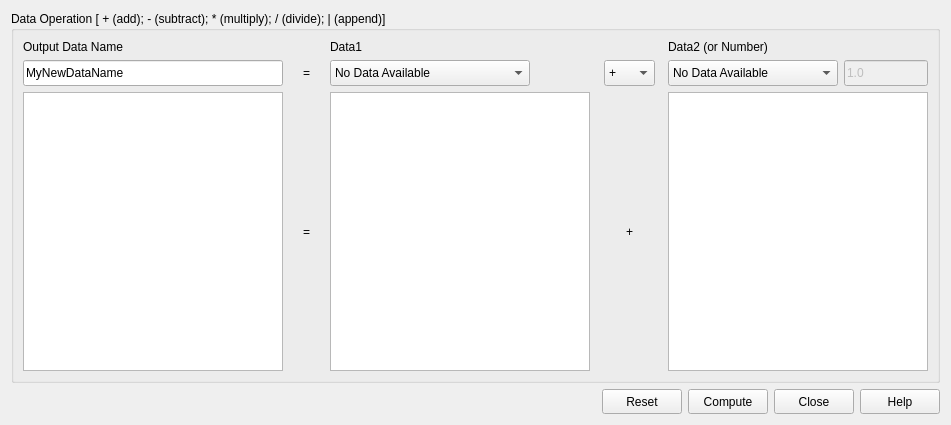
Old version of the form src/sas/qtgui/Calculators/UI/DataOperationUtilityUI.ui in the repository SasView/sasview.
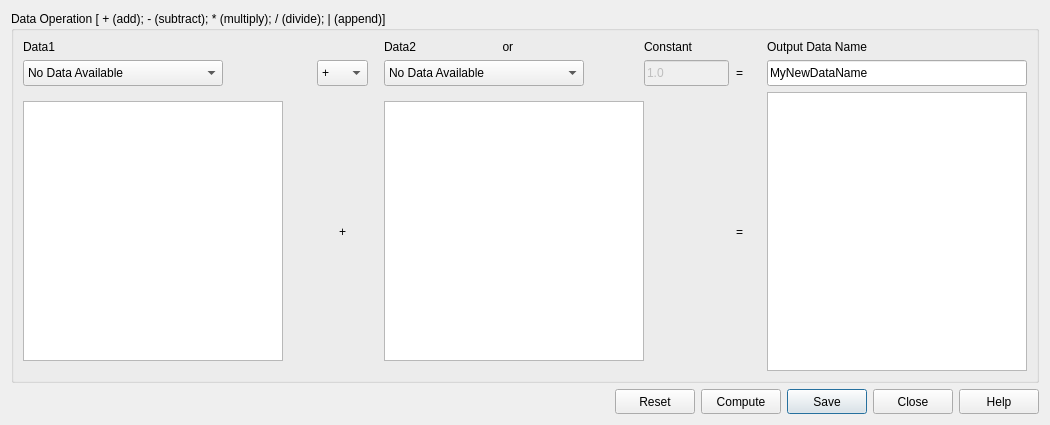
New version of the form. Icons and pictures are not drawn.

Commit message: Plot graphs into embedded tabs

Patch:
```diff
--- a/src/sas/qtgui/Calculators/UI/DataOperationUtilityUI.ui
+++ b/src/sas/qtgui/Calculators/UI/DataOperationUtilityUI.ui
@@ -6,7 +6,7 @@
    <rect>
     <x>0</x>
     <y>0</y>
-    <width>951</width>
+    <width>1050</width>
     <height>425</height>
    </rect>
   </property>
@@ -18,13 +18,13 @@
   </property>
   <property name="minimumSize">
    <size>
-    <width>951</width>
+    <width>1050</width>
     <height>425</height>
    </size>
   </property>
   <property name="maximumSize">
    <size>
-    <width>951</width>
+    <width>1050</width>
     <height>425</height>
    </size>
   </property>
@@ -36,6 +36,103 @@
     <normaloff>:/res/ball.ico</normaloff>:/res/ball.ico</iconset>
   </property>
   <layout class="QGridLayout" name="gridLayout_3">
+   <item row="1" column="0">
+    <layout class="QHBoxLayout" name="horizontalLayout">
+     <item>
+      <spacer name="horizontalSpacer">
+       <property name="orientation">
+        <enum>Qt::Orientation::Horizontal</enum>
+       </property>
+       <property name="sizeHint" stdset="0">
+        <size>
+         <width>40</width>
+         <height>20</height>
+        </size>
+       </property>
+      </spacer>
+     </item>
+     <item>
+      <widget class="QPushButton" name="cmdReset">
+       <property name="minimumSize">
+        <size>
+         <width>75</width>
+         <height>25</height>
+        </size>
+       </property>
+       <property name="text">
+        <string>Reset</string>
+       </property>
+       <property name="autoDefault">
+        <bool>false</bool>
+       </property>
+      </widget>
+     </item>
+     <item>
+      <widget class="QPushButton" name="cmdCompute">
+       <property name="minimumSize">
+        <size>
+         <width>75</width>
+         <height>25</height>
+        </size>
+       </property>
+       <property name="toolTip">
+        <string>Generate the Data and send to Data Explorer.</string>
+       </property>
+       <property name="text">
+        <string>Compute</string>
+       </property>
+       <property name="autoDefault">
+        <bool>false</bool>
+       </property>
+      </widget>
+     </item>
+     <item>
+      <widget class="QPushButton" name="cmdSave">
+       <property name="minimumSize">
+        <size>
+         <width>75</width>
+         <height>25</height>
+        </size>
+       </property>
+       <property name="text">
+        <string>Save</string>
+       </property>
+      </widget>
+     </item>
+     <item>
+      <widget class="QPushButton" name="cmdClose">
+       <property name="minimumSize">
+        <size>
+         <width>75</width>
+         <height>25</height>
+        </size>
+       </property>
+       <property name="text">
+        <string>Close</string>
+       </property>
+      </widget>
+     </item>
+     <item>
+      <widget class="QPushButton" name="cmdHelp">
+       <property name="minimumSize">
+        <size>
+         <width>75</width>
+         <height>25</height>
+        </size>
+       </property>
+       <property name="toolTip">
+        <string>Get help on Data Operations.</string>
+       </property>
+       <property name="text">
+        <string>Help</string>
+       </property>
+       <property name="autoDefault">
+        <bool>false</bool>
+       </property>
+      </widget>
+     </item>
+    </layout>
+   </item>
    <item row="0" column="0">
     <widget class="QGroupBox" name="groupBox">
      <property name="sizePolicy">
@@ -46,13 +143,13 @@
      </property>
      <property name="minimumSize">
       <size>
-       <width>870</width>
+       <width>1000</width>
        <height>361</height>
       </size>
      </property>
      <property name="maximumSize">
       <size>
-       <width>950</width>
+       <width>1040</width>
        <height>400</height>
       </size>
      </property>
@@ -62,21 +159,50 @@
      <layout class="QGridLayout" name="gridLayout_2">
       <item row="0" column="0">
        <layout class="QGridLayout" name="gridLayout">
-        <item row="0" column="0">
-         <widget class="QLabel" name="lblOutputDataName">
-          <property name="text">
-           <string>Output Data Name</string>
+        <property name="horizontalSpacing">
+         <number>0</number>
+        </property>
+        <item row="1" column="9">
+         <widget class="QComboBox" name="cbData2">
+          <property name="minimumSize">
+           <size>
+            <width>170</width>
+            <height>26</height>
+           </size>
           </property>
+          <property name="maximumSize">
+           <size>
+            <width>200</width>
+            <height>30</height>
+           </size>
+          </property>
+          <property name="editable">
+           <bool>false</bool>
+          </property>
+          <item>
+           <property name="text">
+            <string>No Data Available</string>
+           </property>
+          </item>
          </widget>
         </item>
-        <item row="0" column="8">
-         <widget class="QLabel" name="lblData2OrNumber">
+        <item row="1" column="12">
+         <widget class="QLabel" name="lblEqual">
+          <property name="minimumSize">
+           <size>
+            <width>21</width>
+            <height>21</height>
+           </size>
+          </property>
           <property name="text">
-           <string>Data2 (or Number)</string>
+           <string>=</string>
           </property>
+          <property name="alignment">
+           <set>Qt::AlignmentFlag::AlignCenter</set>
+          </property>
          </widget>
         </item>
-        <item row="3" column="2">
+        <item row="3" column="12">
          <widget class="QLabel" name="lblBigEqual">
           <property name="minimumSize">
            <size>
@@ -92,21 +218,8 @@
           </property>
          </widget>
         </item>
-        <item row="3" column="7">
-         <spacer name="horizontalSpacer_5">
-          <property name="orientation">
-           <enum>Qt::Horizontal</enum>
-          </property>
-          <property name="sizeHint" stdset="0">
-           <size>
-            <width>40</width>
-            <height>20</height>
-           </size>
-          </property>
-         </spacer>
-        </item>
-        <item row="3" column="0">
-         <widget class="QGraphicsView" name="graphOutput">
+        <item row="3" column="2">
+         <widget class="QGraphicsView" name="graphData1">
           <property name="minimumSize">
            <size>
             <width>260</width>
@@ -115,8 +228,8 @@
           </property>
           <property name="maximumSize">
            <size>
-            <width>300</width>
-            <height>300</height>
+            <width>260</width>
+            <height>260</height>
            </size>
           </property>
           <property name="focusPolicy">
@@ -124,50 +237,7 @@
           </property>
          </widget>
         </item>
-        <item row="1" column="4">
-         <widget class="QComboBox" name="cbData1">
-          <property name="minimumSize">
-           <size>
-            <width>170</width>
-            <height>26</height>
-           </size>
-          </property>
-          <property name="maximumSize">
-           <size>
-            <width>200</width>
-            <height>30</height>
-           </size>
-          </property>
-          <property name="baseSize">
-           <size>
-            <width>0</width>
-            <height>26</height>
-           </size>
-          </property>
-          <property name="editable">
-           <bool>false</bool>
-          </property>
-          <item>
-           <property name="text">
-            <string>No Data Available</string>
-           </property>
-          </item>
-         </widget>
-        </item>
-        <item row="3" column="5">
-         <spacer name="horizontalSpacer_3">
-          <property name="orientation">
-           <enum>Qt::Horizontal</enum>
-          </property>
-          <property name="sizeHint" stdset="0">
-           <size>
-            <width>40</width>
-            <height>20</height>
-           </size>
-          </property>
-         </spacer>
-        </item>
-        <item row="3" column="3">
+        <item row="3" column="8">
          <spacer name="horizontalSpacer_4">
           <property name="orientation">
            <enum>Qt::Horizontal</enum>
@@ -180,14 +250,33 @@
           </property>
          </spacer>
         </item>
-        <item row="0" column="4">
-         <widget class="QLabel" name="lblData1">
+        <item row="3" column="14">
+         <widget class="QGraphicsView" name="graphOutput">
+          <property name="minimumSize">
+           <size>
+            <width>260</width>
+            <height>260</height>
+           </size>
+          </property>
+          <property name="maximumSize">
+           <size>
+            <width>300</width>
+            <height>300</height>
+           </size>
+          </property>
+          <property name="focusPolicy">
+           <enum>Qt::FocusPolicy::NoFocus</enum>
+          </property>
+         </widget>
+        </item>
+        <item row="0" column="14">
+         <widget class="QLabel" name="lblOutputDataName">
           <property name="text">
-           <string>Data1</string>
+           <string>Output Data Name</string>
           </property>
          </widget>
         </item>
-        <item row="1" column="0">
+        <item row="1" column="14">
          <widget class="QLineEdit" name="txtOutputData">
           <property name="minimumSize">
            <size>
@@ -206,123 +295,7 @@
           </property>
          </widget>
         </item>
-        <item row="3" column="4">
-         <widget class="QGraphicsView" name="graphData1">
-          <property name="minimumSize">
-           <size>
-            <width>260</width>
-            <height>260</height>
-           </size>
-          </property>
-          <property name="maximumSize">
-           <size>
-            <width>300</width>
-            <height>300</height>
-           </size>
-          </property>
-          <property name="focusPolicy">
-           <enum>Qt::NoFocus</enum>
-          </property>
-         </widget>
-        </item>
-        <item row="3" column="1">
-         <spacer name="horizontalSpacer_2">
-          <property name="orientation">
-           <enum>Qt::Horizontal</enum>
-          </property>
-          <property name="sizeHint" stdset="0">
-           <size>
-            <width>40</width>
-            <height>20</height>
-           </size>
-          </property>
-         </spacer>
-        </item>
-        <item row="1" column="2">
-         <widget class="QLabel" name="lblEqual">
-          <property name="minimumSize">
-           <size>
-            <width>21</width>
-            <height>21</height>
-           </size>
-          </property>
-          <property name="text">
-           <string>=</string>
-          </property>
-          <property name="alignment">
-           <set>Qt::AlignCenter</set>
-          </property>
-         </widget>
-        </item>
-        <item row="1" column="9">
-         <widget class="QLineEdit" name="txtNumber">
-          <property name="enabled">
-           <bool>false</bool>
-          </property>
-          <property name="minimumSize">
-           <size>
-            <width>50</width>
-            <height>21</height>
-           </size>
-          </property>
-          <property name="maximumSize">
-           <size>
-            <width>150</width>
-            <height>30</height>
-           </size>
-          </property>
-          <property name="toolTip">
-           <string>If no Data2 loaded, enter a number to be applied to Data1 using the operator</string>
-          </property>
-          <property name="text">
-           <string>1.0</string>
-          </property>
-         </widget>
-        </item>
-        <item row="3" column="6">
-         <widget class="QLabel" name="lblOperatorApplied">
-          <property name="minimumSize">
-           <size>
-            <width>21</width>
-            <height>21</height>
-           </size>
-          </property>
-          <property name="text">
-           <string>+</string>
-          </property>
-          <property name="alignment">
-           <set>Qt::AlignCenter</set>
-          </property>
-          <property name="textInteractionFlags">
-           <set>Qt::LinksAccessibleByMouse|Qt::TextEditable</set>
-          </property>
-         </widget>
-        </item>
-        <item row="1" column="8">
-         <widget class="QComboBox" name="cbData2">
-          <property name="minimumSize">
-           <size>
-            <width>170</width>
-            <height>26</height>
-           </size>
-          </property>
-          <property name="maximumSize">
-           <size>
-            <width>200</width>
-            <height>30</height>
-           </size>
-          </property>
-          <property name="editable">
-           <bool>false</bool>
-          </property>
-          <item>
-           <property name="text">
-            <string>No Data Available</string>
-           </property>
-          </item>
-         </widget>
-        </item>
-        <item row="1" column="6">
+        <item row="1" column="7">
          <widget class="QComboBox" name="cbOperator">
           <property name="minimumSize">
            <size>
@@ -370,7 +343,134 @@
           </item>
          </widget>
         </item>
-        <item row="3" column="8" colspan="2">
+        <item row="3" column="13">
+         <spacer name="horizontalSpacer_5">
+          <property name="orientation">
+           <enum>Qt::Orientation::Horizontal</enum>
+          </property>
+          <property name="sizeHint" stdset="0">
+           <size>
+            <width>40</width>
+            <height>20</height>
+           </size>
+          </property>
+         </spacer>
+        </item>
+        <item row="3" column="3">
+         <spacer name="horizontalSpacer_6">
+          <property name="orientation">
+           <enum>Qt::Orientation::Horizontal</enum>
+          </property>
+          <property name="sizeHint" stdset="0">
+           <size>
+            <width>40</width>
+            <height>20</height>
+           </size>
+          </property>
+         </spacer>
+        </item>
+        <item row="3" column="4">
+         <spacer name="horizontalSpacer_2">
+          <property name="orientation">
+           <enum>Qt::Orientation::Horizontal</enum>
+          </property>
+          <property name="sizeHint" stdset="0">
+           <size>
+            <width>40</width>
+            <height>20</height>
+           </size>
+          </property>
+         </spacer>
+        </item>
+        <item row="3" column="7">
+         <widget class="QLabel" name="lblOperatorApplied">
+          <property name="minimumSize">
+           <size>
+            <width>21</width>
+            <height>21</height>
+           </size>
+          </property>
+          <property name="text">
+           <string>+</string>
+          </property>
+          <property name="alignment">
+           <set>Qt::AlignmentFlag::AlignCenter</set>
+          </property>
+          <property name="textInteractionFlags">
+           <set>Qt::TextInteractionFlag::LinksAccessibleByMouse|Qt::TextInteractionFlag::TextEditable</set>
+          </property>
+         </widget>
+        </item>
+        <item row="0" column="2">
+         <widget class="QLabel" name="lblData1">
+          <property name="text">
+           <string>Data1</string>
+          </property>
+         </widget>
+        </item>
+        <item row="0" column="9">
+         <widget class="QLabel" name="lblData2OrNumber">
+          <property name="text">
+           <string>Data2                          or</string>
+          </property>
+         </widget>
+        </item>
+        <item row="1" column="2">
+         <widget class="QComboBox" name="cbData1">
+          <property name="minimumSize">
+           <size>
+            <width>170</width>
+            <height>26</height>
+           </size>
+          </property>
+          <property name="maximumSize">
+           <size>
+            <width>200</width>
+            <height>30</height>
+           </size>
+          </property>
+          <property name="baseSize">
+           <size>
+            <width>0</width>
+            <height>26</height>
+           </size>
+          </property>
+          <property name="editable">
+           <bool>false</bool>
+          </property>
+          <item>
+           <property name="text">
+            <string>No Data Available</string>
+           </property>
+          </item>
+         </widget>
+        </item>
+        <item row="1" column="11">
+         <widget class="QLineEdit" name="txtNumber">
+          <property name="enabled">
+           <bool>false</bool>
+          </property>
+          <property name="minimumSize">
+           <size>
+            <width>50</width>
+            <height>21</height>
+           </size>
+          </property>
+          <property name="maximumSize">
+           <size>
+            <width>150</width>
+            <height>30</height>
+           </size>
+          </property>
+          <property name="toolTip">
+           <string>If no Data2 loaded, enter a number to be applied to Data1 using the operator</string>
+          </property>
+          <property name="text">
+           <string>1.0</string>
+          </property>
+         </widget>
+        </item>
+        <item row="3" column="9">
          <widget class="QGraphicsView" name="graphData2">
           <property name="minimumSize">
            <size>
@@ -380,12 +480,19 @@
           </property>
           <property name="maximumSize">
            <size>
-            <width>300</width>
-            <height>300</height>
+            <width>260</width>
+            <height>260</height>
            </size>
           </property>
           <property name="focusPolicy">
-           <enum>Qt::NoFocus</enum>
+           <enum>Qt::FocusPolicy::NoFocus</enum>
+          </property>
+         </widget>
+        </item>
+        <item row="0" column="11">
+         <widget class="QLabel" name="label">
+          <property name="text">
+           <string>Constant</string>
           </property>
          </widget>
         </item>
@@ -394,96 +501,6 @@
      </layout>
     </widget>
    </item>
-   <item row="1" column="0">
-    <layout class="QHBoxLayout" name="horizontalLayout">
-     <item>
-      <spacer name="horizontalSpacer">
-       <property name="orientation">
-        <enum>Qt::Horizontal</enum>
-       </property>
-       <property name="sizeHint" stdset="0">
-        <size>
-         <width>40</width>
-         <height>20</height>
-        </size>
-       </property>
-      </spacer>
-     </item>
-     <item>
-      <widget class="QPushButton" name="cmdReset">
-       <property name="minimumSize">
-        <size>
-         <width>75</width>
-         <height>25</height>
-        </size>
-       </property>
-       <property name="text">
-        <string>Reset</string>
-       </property>
-       <property name="autoDefault">
-        <bool>false</bool>
-       </property>
-      </widget>
-     </item>
-     <item>
-      <widget class="QPushButton" name="cmdCompute">
-       <property name="minimumSize">
-        <size>
-         <width>75</width>
-         <height>25</height>
-        </size>
-       </property>
-       <property name="toolTip">
-        <string>Generate the Data and send to Data Explorer.</string>
-       </property>
-       <property name="text">
-        <string>Compute</string>
-       </property>
-       <property name="autoDefault">
-        <bool>false</bool>
-       </property>
-      </widget>
-     </item>
-     <item>
-      <widget class="QPushButton" name="cmdClose">
-       <property name="minimumSize">
-        <size>
-         <width>75</width>
-         <height>25</height>
-        </size>
-       </property>
-       <property name="toolTip">
-        <string>Close this panel.</string>
-       </property>
-       <property name="text">
-        <string>Close</string>
-       </property>
-       <property name="autoDefault">
-        <bool>false</bool>
-       </property>
-      </widget>
-     </item>
-     <item>
-      <widget class="QPushButton" name="cmdHelp">
-       <property name="minimumSize">
-        <size>
-         <width>75</width>
-         <height>25</height>
-        </size>
-       </property>
-       <property name="toolTip">
-        <string>Get help on Data Operations.</string>
-       </property>
-       <property name="text">
-        <string>Help</string>
-       </property>
-       <property name="autoDefault">
-        <bool>false</bool>
-       </property>
-      </widget>
-     </item>
-    </layout>
-   </item>
   </layout>
  </widget>
  <tabstops>
```
Left out of the diff: 15 changed lines with no effect on the pictures. The commit also changes 6 other files.
